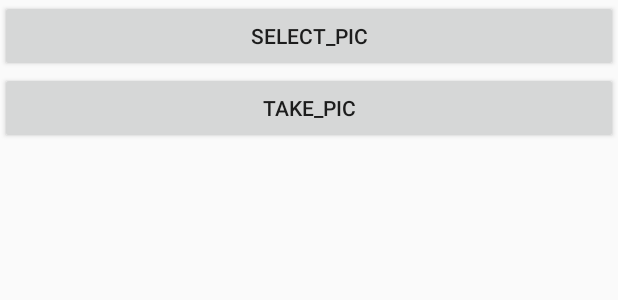
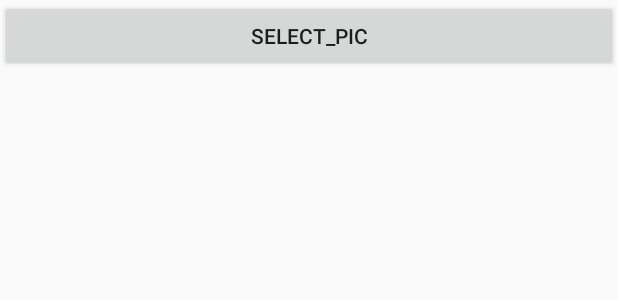
Before and after one commit to Routee/Test, an Android app: the layout activity_main.xml on its own in the app's theme, with its tools: preview values and no code run, on a phone screen of 412 x 824 dp. Shown: the top 300 px of the screen. Run offline under Robolectric (Android 15) with nearby library versions, the phone set to English and light mode, and no system bars.

```diff
--- a/app/build.gradle
+++ b/app/build.gradle
@@ -40,8 +40,8 @@ dependencies {
     annotationProcessor 'com.jakewharton:butterknife-compiler:8.8.1'
 
     //RxPermission
-    compile 'com.tbruyelle.rxpermissions2:rxpermissions:0.9.5@aar'
-    compile 'io.reactivex.rxjava2:rxjava:2.1.7'
+    implementation 'com.tbruyelle.rxpermissions2:rxpermissions:0.9.5@aar'
+    implementation 'io.reactivex.rxjava2:rxjava:2.1.7'
 
-    compile 'com.android.support:multidex:1.0.3'
+    implementation 'com.android.support:multidex:1.0.3'
 }
--- a/app/src/main/java/com/routee/game/MyApplication.java
+++ b/app/src/main/java/com/routee/game/MyApplication.java
@@ -12,7 +12,6 @@ import android.support.multidex.MultiDex;
  * ------------2.阅读本类时，发现不合理请及时指正.
  * ------------3.如需在本类内部进行修改,请先联系Routee,若未经同意修改此类后造成损失本人概不负责。
  */
-
 public class MyApplication extends Application {
     @Override
     protected void attachBaseContext(Context base) {
--- a/app/src/main/res/layout/activity_main.xml
+++ b/app/src/main/res/layout/activity_main.xml
@@ -13,12 +13,6 @@
         android:layout_height="wrap_content"
         android:text="Select_Pic"/>
 
-    <Button
-        android:id="@+id/bt_take_pic"
-        android:layout_width="match_parent"
-        android:layout_height="wrap_content"
-        android:text="Take_Pic"/>
-
     <GridLayout
         android:layout_width="match_parent"
         android:layout_height="match_parent"/>
--- a/build.gradle
+++ b/build.gradle
@@ -7,7 +7,7 @@ buildscript {
         jcenter()
     }
     dependencies {
-        classpath 'com.android.tools.build:gradle:3.0.1'
+        classpath 'com.android.tools.build:gradle:3.1.2'
 
 
         // NOTE: Do not place your application dependencies here; they belong
```
Also changed, not shown: app/src/main/java/com/routee/game/module/game/GameActivity.java (+12 -23 lines), gradle/wrapper/gradle-wrapper.properties.
